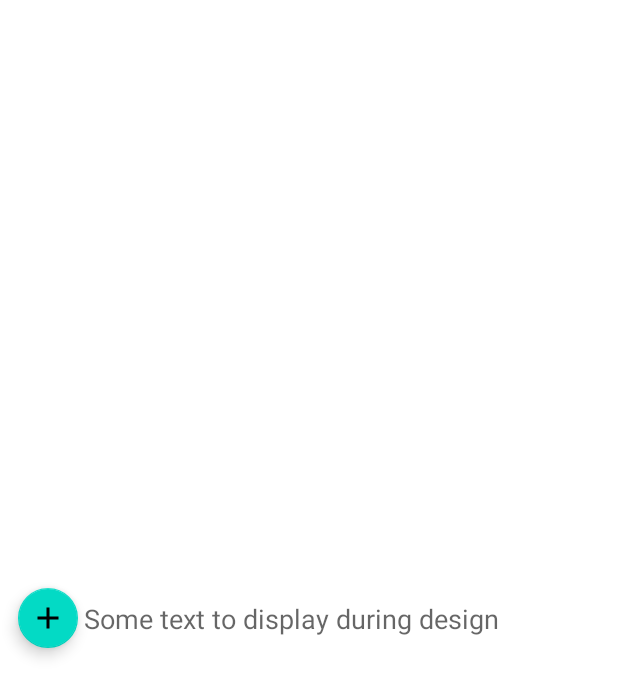
After one commit to LarryHunter/AndroidJetpack2021, an Android app: the layout list_item.xml on its own in the app's theme, with its tools: preview values and no code run, on a phone screen of 412 x 824 dp. The commit adds this screen. Shown: the top 697 px of the screen. Run offline under Robolectric (Android 15) with nearby library versions, the phone set to English and light mode, and no system bars.

Commit message:
* Added custom layout for adding list items. * Re-setup Vector Drawable usage in build.gradle.

```diff
--- a/app/build.gradle
+++ b/app/build.gradle
@@ -13,6 +13,7 @@ android {
         targetSdkVersion 30
         versionCode 1
         versionName "1.0"
+        vectorDrawables.useSupportLibrary = true
 
         testInstrumentationRunner "androidx.test.runner.AndroidJUnitRunner"
     }
--- /dev/null
+++ b/app/src/main/res/layout/list_item.xml
@@ -0,0 +1,37 @@
+<?xml version="1.0" encoding="utf-8"?>
+
+<androidx.constraintlayout.widget.ConstraintLayout xmlns:android="http://schemas.android.com/apk/res/android"
+    xmlns:app="http://schemas.android.com/apk/res-auto"
+    xmlns:tools="http://schemas.android.com/tools"
+    android:layout_width="match_parent"
+    android:layout_height="match_parent">
+
+
+    <com.google.android.material.floatingactionbutton.FloatingActionButton
+        android:id="@+id/floatingActionButton"
+        android:layout_width="72dp"
+        android:layout_height="wrap_content"
+        android:layout_margin="8dp"
+        android:clickable="true"
+        android:contentDescription="@string/add_note"
+        android:focusable="true"
+        app:fabSize="mini"
+        app:layout_constraintBottom_toBottomOf="parent"
+        app:layout_constraintStart_toStartOf="parent"
+        app:layout_constraintTop_toTopOf="parent"
+        app:srcCompat="@drawable/ic_add" />
+
+    <TextView
+        android:id="@+id/textView"
+        android:layout_width="0dp"
+        android:layout_height="wrap_content"
+        android:ellipsize="end"
+        android:maxLines="2"
+        android:textAppearance="@style/TextAppearance.AppCompat.Medium"
+        app:layout_constraintBottom_toBottomOf="parent"
+        app:layout_constraintEnd_toEndOf="parent"
+        app:layout_constraintStart_toEndOf="@+id/floatingActionButton"
+        app:layout_constraintTop_toTopOf="parent"
+        tools:text="Some text to display during design" />
+
+</androidx.constraintlayout.widget.ConstraintLayout>
--- a/app/src/main/res/values/strings.xml
+++ b/app/src/main/res/values/strings.xml
@@ -1,4 +1,5 @@
 <resources>
     <string name="app_name">Plain Ol\' Notes 4</string>
     <string name="notes">Notes</string>
+    <string name="add_note">Add Note</string>
 </resources>
```
